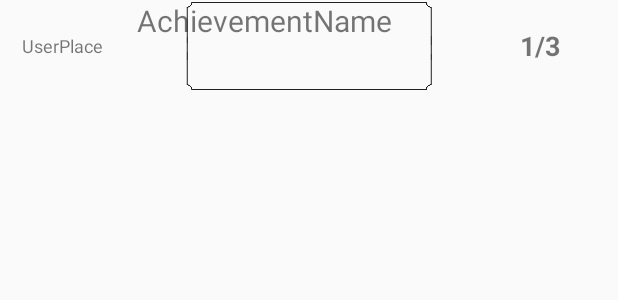
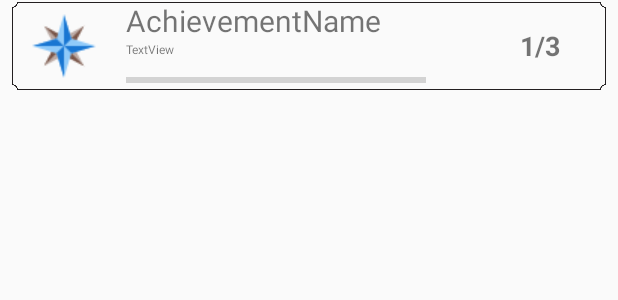
Before and after one commit to NickPelov/ANDR2, an Android app: the layout fragment_achievements.xml on its own in the app's theme, with its tools: preview values and no code run, on a phone screen of 412 x 824 dp. Shown: the top 300 px of the screen. Run offline under Robolectric (Android 15) with nearby library versions, the phone set to English and light mode, and no system bars.

Commit message:
achievements fragment update

```diff
--- a/app/src/main/res/layout/fragment_achievements.xml
+++ b/app/src/main/res/layout/fragment_achievements.xml
@@ -39,19 +39,11 @@
                 android:layout_height="52dp"
                 android:background="@android:color/transparent"
                 android:cropToPadding="true"
+                android:src="@drawable/map4"
                 android:layout_alignParentTop="true"
                 android:layout_alignParentRight="true"
                 android:layout_alignParentEnd="true"
                 android:layout_alignParentBottom="true" />
-
-            <TextView
-                android:id="@+id/fragment_txt_place"
-                android:layout_width="wrap_content"
-                android:layout_height="wrap_content"
-                android:text="UserPlace"
-                android:textSize="12sp"
-                android:layout_centerVertical="true"
-                android:layout_centerHorizontal="true" />
 
         </RelativeLayout>
 
@@ -71,11 +63,34 @@
                 android:text="AchievementName"
                 android:textAlignment="center"
                 android:textSize="20sp"
-                android:layout_marginLeft="19dp"
-                android:layout_marginStart="19dp"
+                android:layout_marginLeft="12dp"
+                android:layout_marginStart="12dp"
                 android:layout_alignParentTop="true"
                 android:layout_alignParentLeft="true"
                 android:layout_alignParentStart="true" />
+
+            <ProgressBar
+                android:id="@+id/progressBar2"
+                style="?android:attr/progressBarStyleHorizontal"
+                android:layout_width="200dp"
+                android:layout_height="wrap_content"
+                android:layout_alignParentBottom="true"
+                android:layout_alignLeft="@+id/fragment_achievements_name_textView"
+                android:layout_alignStart="@+id/fragment_achievements_name_textView" />
+
+            <TextView
+                android:id="@+id/textView"
+                android:layout_width="wrap_content"
+                android:layout_height="wrap_content"
+                android:layout_alignLeft="@+id/progressBar2"
+                android:layout_alignStart="@+id/progressBar2"
+                android:text="TextView"
+                android:textSize="8sp"
+                android:layout_alignRight="@+id/progressBar2"
+                android:layout_alignEnd="@+id/progressBar2"
+                android:layout_below="@+id/fragment_achievements_name_textView"
+                android:layout_above="@+id/progressBar2" />
+
         </RelativeLayout>
 
         <RelativeLayout
```
Also changed, not shown: app/src/main/res/drawable-v21/frame.png.
